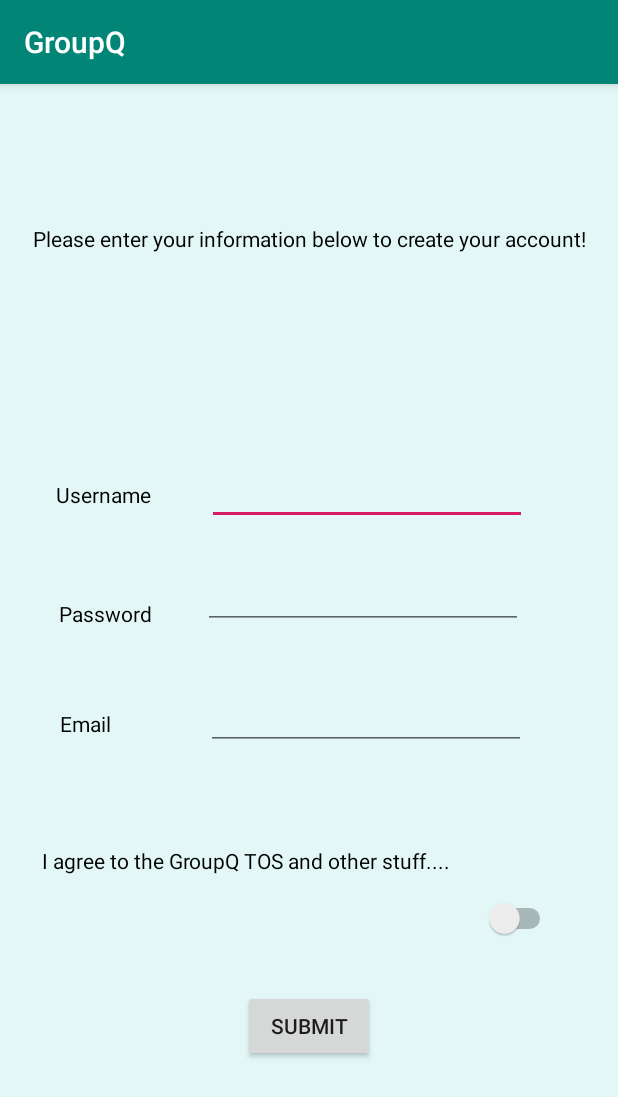
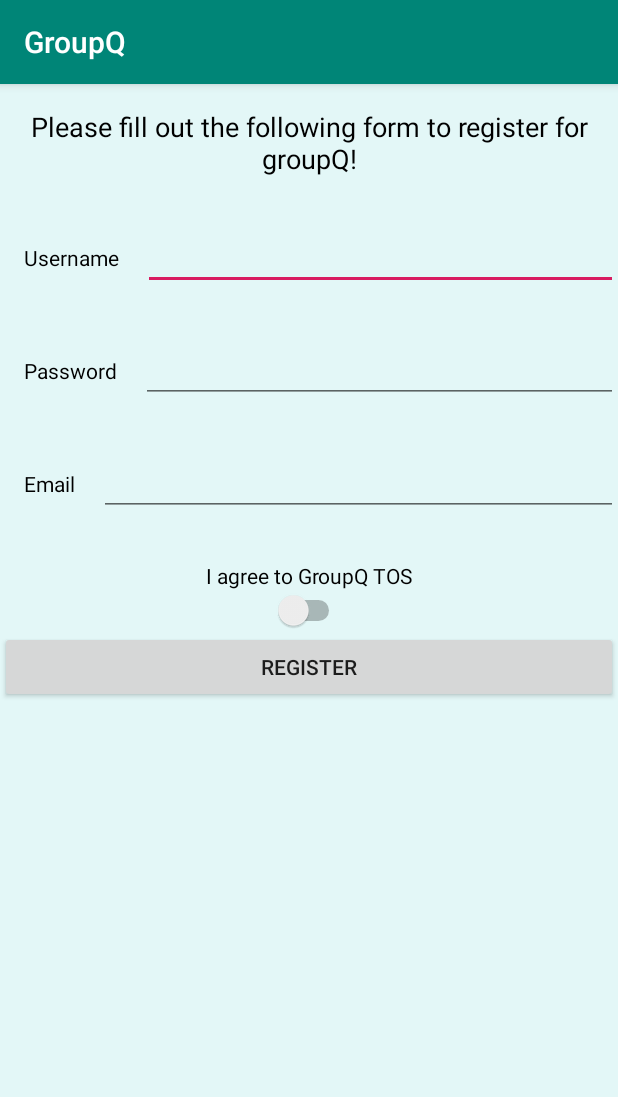
Before and after one commit to maxfieldforsythe/GroupQ, an Android app: the fragment RegisterFragment shown on its own in the app's theme, on a phone screen of 412 x 824 dp. Shown: the top 1097 px of the screen. Run offline under Robolectric (Android 15) with nearby library versions, the phone set to English and light mode, and no system bars.

Commit message:
Changed registration to a linear layout

```diff
--- a/app/src/main/java/com/csci448/qquality/groupq/MainActivity.kt
+++ b/app/src/main/java/com/csci448/qquality/groupq/MainActivity.kt
@@ -32,7 +32,7 @@
 
         // Don't add to back stack after login
         // TODO launch the correct fragment
-        val fragment = SongSearchFragment()
+        val fragment = RegisterFragment()
         supportFragmentManager.beginTransaction()
             .replace(R.id.fragment_container, fragment)
             .commit()
--- a/app/src/main/res/layout/queue_screen.xml
+++ b/app/src/main/res/layout/queue_screen.xml
@@ -23,9 +23,9 @@
             android:layout_width="wrap_content"
             android:layout_height="wrap_content"
             android:layout_marginTop="65dp"
-            android:layout_marginEnd="164dp"
             android:text="@string/search_button"
             app:layout_constraintEnd_toEndOf="parent"
+            app:layout_constraintStart_toStartOf="parent"
             app:layout_constraintTop_toTopOf="parent" />
 
         <EditText
@@ -46,7 +46,6 @@
             android:layout_height="wrap_content"
             android:layout_marginStart="15dp"
             android:layout_marginTop="9dp"
-            android:layout_marginEnd="30dp"
             android:text="@string/url_button"
             app:layout_constraintEnd_toEndOf="parent"
             app:layout_constraintStart_toEndOf="@+id/url_edit_text"
--- a/app/src/main/res/layout/registry_screen.xml
+++ b/app/src/main/res/layout/registry_screen.xml
@@ -3,128 +3,140 @@
     xmlns:app="http://schemas.android.com/apk/res-auto"
     xmlns:tools="http://schemas.android.com/tools"
     android:orientation="vertical" android:layout_width="match_parent"
-    android:layout_height="match_parent">
-
-    <androidx.constraintlayout.widget.ConstraintLayout
-        android:layout_width="match_parent"
     android:layout_height="match_parent"
     android:background="#E3F7F7">
 
-        <EditText
-            android:id="@+id/editText"
-            android:layout_width="wrap_content"
+    <LinearLayout
+        android:layout_width="match_parent"
         android:layout_height="wrap_content"
-            android:layout_marginStart="36dp"
-            android:layout_marginTop="136dp"
-            android:layout_marginEnd="60dp"
-            android:layout_marginBottom="24dp"
-            android:ems="10"
-            android:inputType="textEmailAddress"
-            app:layout_constraintBottom_toTopOf="@+id/editText2"
-            app:layout_constraintEnd_toEndOf="parent"
-            app:layout_constraintStart_toEndOf="@+id/textView"
-            app:layout_constraintTop_toBottomOf="@+id/textView5" />
-
-        <TextView
-            android:id="@+id/textView"
-            android:layout_width="wrap_content"
-            android:layout_height="wrap_content"
-            android:layout_marginStart="37dp"
-            android:layout_marginTop="151dp"
-            android:text="Username"
-            android:textColor="#000000"
-            android:textColorHint="#00FFFFFF"
-            app:layout_constraintStart_toStartOf="parent"
-            app:layout_constraintTop_toBottomOf="@+id/textView5" />
+        android:background="#E3F7F7">
 
         <TextView
             android:id="@+id/textView2"
             android:layout_width="wrap_content"
             android:layout_height="wrap_content"
-            android:layout_marginStart="39dp"
-            android:layout_marginTop="60dp"
-            android:text="Password"
-            android:textColor="#000000"
-            app:layout_constraintStart_toStartOf="parent"
-            app:layout_constraintTop_toBottomOf="@+id/textView" />
+            android:layout_weight="1"
+            android:textSize="18dp"
+            android:gravity="center"
+            android:layout_marginTop="16dp"
+            android:text="Please fill out the following form to register for groupQ!"
+            android:textColor="#000000" />
+    </LinearLayout>
 
-        <EditText
-            android:id="@+id/editText2"
+    <LinearLayout
+        android:layout_width="match_parent"
+        android:layout_height="match_parent"
+        android:background="#E3F7F7"
+        android:orientation="vertical">
+
+        <LinearLayout
+            android:layout_width="match_parent"
+            android:layout_height="wrap_content"
+            android:orientation="horizontal"
+            android:layout_marginTop="30dp">
+
+            <TextView
+                android:id="@+id/textView10"
                 android:layout_width="wrap_content"
                 android:layout_height="wrap_content"
-            android:layout_marginStart="34dp"
-            android:layout_marginTop="24dp"
-            android:ems="10"
-            android:inputType="textEmailAddress"
-            app:layout_constraintStart_toEndOf="@+id/textView2"
-            app:layout_constraintTop_toBottomOf="@+id/editText" />
+                android:layout_marginLeft="16dp"
+                android:text="@string/username"
+                android:textColor="#000000" />
 
             <EditText
                 android:id="@+id/editText6"
                 android:layout_width="wrap_content"
                 android:layout_height="wrap_content"
-            android:layout_marginStart="63dp"
-            android:layout_marginTop="35dp"
+                android:layout_marginLeft="16dp"
+                android:layout_weight="1"
                 android:ems="10"
-            android:inputType="textEmailAddress"
-            app:layout_constraintStart_toEndOf="@+id/textView4"
-            app:layout_constraintTop_toBottomOf="@+id/editText2" />
+                android:inputType="textEmailAddress" />
+        </LinearLayout>
+
+
+        <LinearLayout
+            android:layout_width="match_parent"
+            android:layout_height="wrap_content"
+            android:orientation="horizontal"
+            android:layout_marginTop="30dp">
 
             <TextView
-            android:id="@+id/textView4"
+                android:id="@+id/textView12"
                 android:layout_width="wrap_content"
                 android:layout_height="wrap_content"
-            android:layout_marginStart="40dp"
-            android:layout_marginTop="54dp"
-            android:text="Email"
-            android:textColor="#000000"
-            app:layout_constraintStart_toStartOf="parent"
-            app:layout_constraintTop_toBottomOf="@+id/textView2" />
+                android:layout_marginLeft="16dp"
+                android:text="@string/password"
+                android:textColor="#000000" />
+
+            <EditText
+                android:id="@+id/editText7"
+                android:layout_width="wrap_content"
+                android:layout_height="wrap_content"
+                android:layout_marginLeft="16dp"
+                android:layout_weight="1"
+                android:ems="10"
+                android:inputType="textEmailAddress" />
+        </LinearLayout>
+
+
+        <LinearLayout
+            android:layout_width="match_parent"
+            android:layout_height="wrap_content"
+            android:orientation="horizontal"
+            android:layout_marginTop="30dp">
 
             <TextView
-            android:id="@+id/textView5"
+                android:id="@+id/textView14"
                 android:layout_width="wrap_content"
                 android:layout_height="wrap_content"
-            android:layout_marginStart="16dp"
-            android:layout_marginTop="93dp"
-            android:layout_marginEnd="15dp"
-            android:text="Please enter your information below to create your account!"
-            android:textColor="#000000"
-            app:layout_constraintEnd_toEndOf="parent"
-            app:layout_constraintStart_toStartOf="parent"
-            app:layout_constraintTop_toTopOf="parent" />
+                android:layout_marginLeft="16dp"
+                android:text="Email"
+                android:textColor="#000000" />
+
+            <EditText
+                android:id="@+id/editText8"
+                android:layout_width="wrap_content"
+                android:layout_height="wrap_content"
+                android:layout_weight="1"
+                android:layout_marginLeft="16dp"
+                android:ems="10"
+                android:inputType="textEmailAddress" />
+        </LinearLayout>
+
+        <LinearLayout
+            android:layout_width="match_parent"
+            android:layout_height="wrap_content"
+            android:orientation="horizontal"
+            android:layout_marginTop="30dp">
+
+            <TextView
+                android:id="@+id/textView15"
+                android:layout_width="wrap_content"
+                android:layout_height="wrap_content"
+                android:gravity="center"
+                android:layout_weight="1"
+                android:text="I agree to GroupQ TOS"
+                android:textColor="#000000" />
+        </LinearLayout>
+
+        <Switch
+            android:id="@+id/tos_switch"
+            android:layout_width="wrap_content"
+            android:layout_height="wrap_content"
+            android:layout_gravity="center"/>
+
+        <LinearLayout
+            android:layout_width="match_parent"
+            android:layout_height="wrap_content"
+            android:orientation="horizontal">
 
             <Button
                 android:id="@+id/submit_register_button"
                 android:layout_width="wrap_content"
                 android:layout_height="wrap_content"
-            android:layout_marginStart="162dp"
-            android:layout_marginEnd="162dp"
-            android:layout_marginBottom="116dp"
-            android:text="Submit"
-            app:layout_constraintBottom_toBottomOf="parent"
-            app:layout_constraintEnd_toEndOf="parent"
-            app:layout_constraintStart_toStartOf="parent" />
+                android:layout_weight="1"
+                android:text="@string/register" />
+        </LinearLayout>
 
-        <Switch
-            android:id="@+id/tos_switch"
-            android:layout_width="wrap_content"
-            android:layout_height="wrap_content"
-            android:layout_marginStart="22dp"
-            android:layout_marginBottom="198dp"
-            app:layout_constraintBottom_toBottomOf="parent"
-            app:layout_constraintStart_toEndOf="@+id/textView6" />
-
-        <TextView
-            android:id="@+id/textView6"
-            android:layout_width="wrap_content"
-            android:layout_height="wrap_content"
-            android:layout_marginStart="28dp"
-            android:layout_marginTop="64dp"
-            android:text="I agree to the GroupQ TOS and other stuff...."
-            android:textColor="#000000"
-            app:layout_constraintStart_toStartOf="parent"
-            app:layout_constraintTop_toBottomOf="@+id/editText6" />
-
-    </androidx.constraintlayout.widget.ConstraintLayout>
     </LinearLayout>
+</LinearLayout>
--- a/app/src/main/res/values/strings.xml
+++ b/app/src/main/res/values/strings.xml
@@ -4,8 +4,8 @@
     <string name="url_textview">URL</string>
     <string name="url_button">Add Song</string>
     <string name="login">Log In</string>
-    <string name="username">username</string>
-    <string name="password">password</string>
+    <string name="username">Username</string>
+    <string name="password">Password</string>
     <string name="register">Register</string>
     <string name="or">-- OR --</string>
     <string name="search">SEARCH</string>
```
Lines whose indentation alone changed are shown as unchanged.
